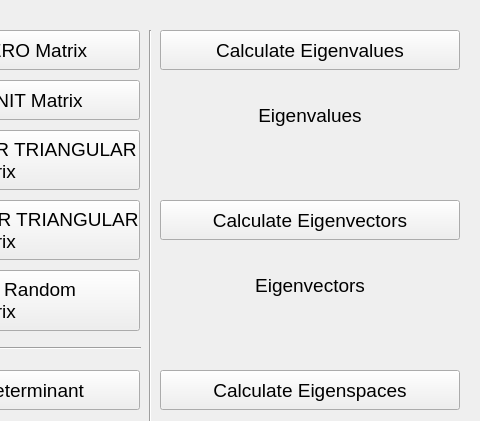
Qt form mainwindow.ui (ahmetcihan/matrix_operations) before a commit; both pictures show x 600 to 1080 and y 0 to 421 of the 1080 by 600 pixel window.
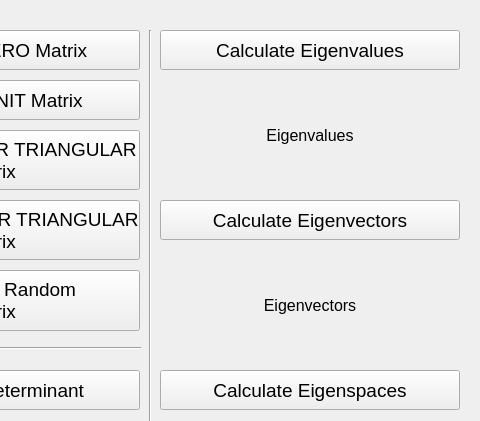
The same form after that commit.

Diff of the .ui file:
```diff
--- a/mainwindow.ui
+++ b/mainwindow.ui
@@ -250,12 +250,12 @@
       <x>760</x>
       <y>80</y>
       <width>300</width>
-      <height>71</height>
+      <height>111</height>
      </rect>
     </property>
     <property name="font">
      <font>
-      <pointsize>14</pointsize>
+      <pointsize>12</pointsize>
      </font>
     </property>
     <property name="text">
@@ -271,12 +271,12 @@
       <x>760</x>
       <y>250</y>
       <width>300</width>
-      <height>71</height>
+      <height>111</height>
      </rect>
     </property>
     <property name="font">
      <font>
-      <pointsize>14</pointsize>
+      <pointsize>12</pointsize>
      </font>
     </property>
     <property name="text">
```
